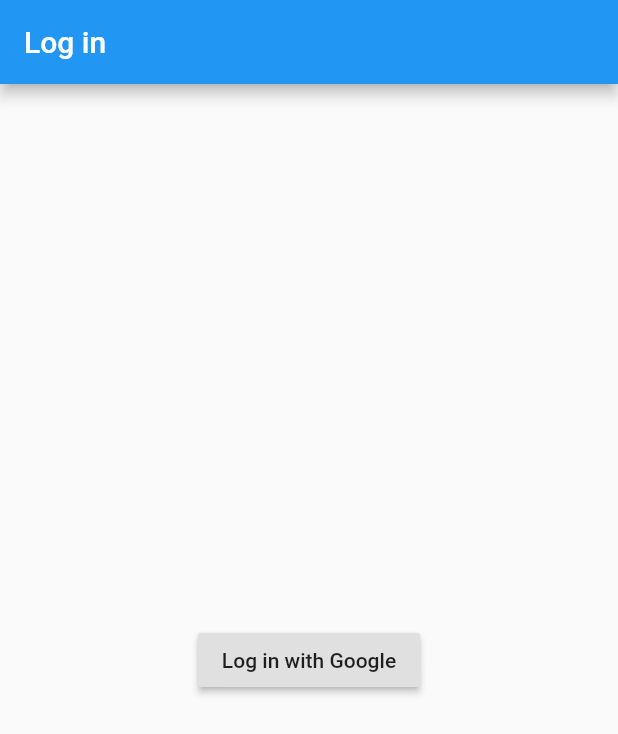
After one commit to xamfy/flutter_recipes, a Flutter app: the screen it shows after launch, after a tap on "Log in with Google", on a phone screen of 412 x 824 dp. The commit adds this screen. Shown: the top 734 px of the screen. Run offline on Flutter 3.47's test engine with Material 2 defaults, Android fonts, the phone set to English and light mode, and no system bars; our stand-ins replace cached_network_image, cloud_firestore, firebase_auth, google_sign_in, shared_preferences; accounts and stored records are empty; network calls fail.

Commit message:
Added google_auth

```diff
--- /dev/null
+++ b/lib/google_auth.dart
@@ -0,0 +1,74 @@
+import 'package:flutter/material.dart';
+import 'package:firebase_auth/firebase_auth.dart';
+import 'package:google_sign_in/google_sign_in.dart';
+import 'dart:async';
+
+class GoogleAuth extends StatelessWidget {
+  final FirebaseAuth _auth = FirebaseAuth.instance;
+  final GoogleSignIn googleSignIn = new GoogleSignIn();
+
+  Future<FirebaseUser> _signIn() async {
+    GoogleSignInAccount googleSignInAccount = await googleSignIn.signIn();
+    GoogleSignInAuthentication googleSignInAuthentication =
+        await googleSignInAccount.authentication;
+
+    FirebaseUser user = await _auth.signInWithGoogle(
+        idToken: googleSignInAuthentication.idToken,
+        accessToken: googleSignInAuthentication.accessToken);
+    print('${user.displayName}');
+    return user;
+  }
+
+  void _signOut() {
+    googleSignIn.signOut();
+    print('signed out');
+  }
+
+  @override
+  Widget build(BuildContext context) {
+    return Scaffold(
+      appBar: AppBar(
+        title: Text('Log in'),
+      ),
+      body: Center(
+        child: Column(
+          mainAxisAlignment: MainAxisAlignment.center,
+          children: <Widget>[
+            RaisedButton(
+              child: Text('Log in with Google'),
+              onPressed: () => _signIn().then((FirebaseUser user) {
+                    Navigator.pushReplacement(
+                        context,
+                        MaterialPageRoute(
+                            builder: (BuildContext context) =>
+                                HomePage(userName: user.displayName)));
+                  }).catchError((e) => print(e)),
+            ),
+            // RaisedButton(
+            //   child: Text('Log out'),
+            //   onPressed: _signOut,
+            // ),
+          ],
+        ),
+      ),
+    );
+  }
+}
+
+class HomePage extends StatelessWidget {
+  final String userName;
+  HomePage({this.userName});
+
+  @override
+  Widget build(BuildContext context) {
+    return Scaffold(
+      appBar: AppBar(
+        title: Text('Welcome'),
+        automaticallyImplyLeading: false,
+      ),
+      body: Center(
+        child: Text('Welcome $userName'),
+      ),
+    );
+  }
+}
--- a/lib/main.dart
+++ b/lib/main.dart
@@ -19,6 +19,7 @@ import 'root_page.dart';
 // auth
 import 'auth.dart';
 import 'auth_provider.dart';
+import 'google_auth.dart';
 
 void main() => runApp(AuthProvider(
       auth: Auth(),
@@ -29,7 +30,8 @@ void main() => runApp(AuthProvider(
         initialRoute: '/',
         routes: {
           // '/': (context) => Home(),
-          '/': (context) => RootPage(),
+          // '/': (context) => RootPage(),
+          '/': (context) => GoogleAuth(),
           // '/login': (context) => LoginPage(),
           // '/bottom_nav': (context) => BottomNav(),
         },
```
